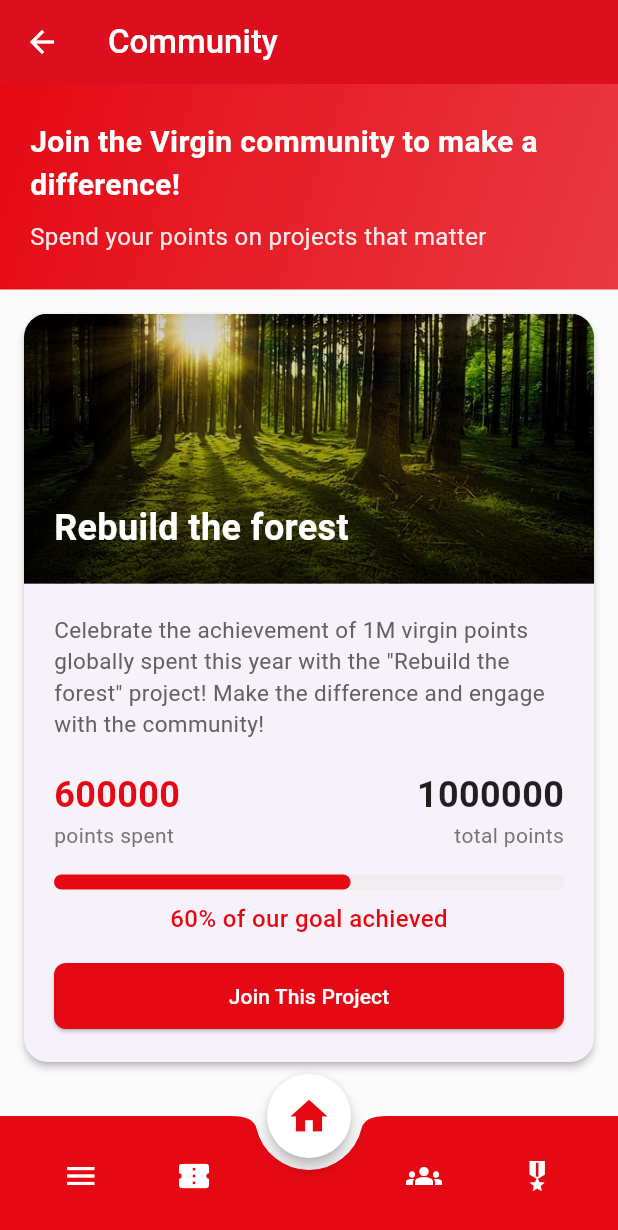
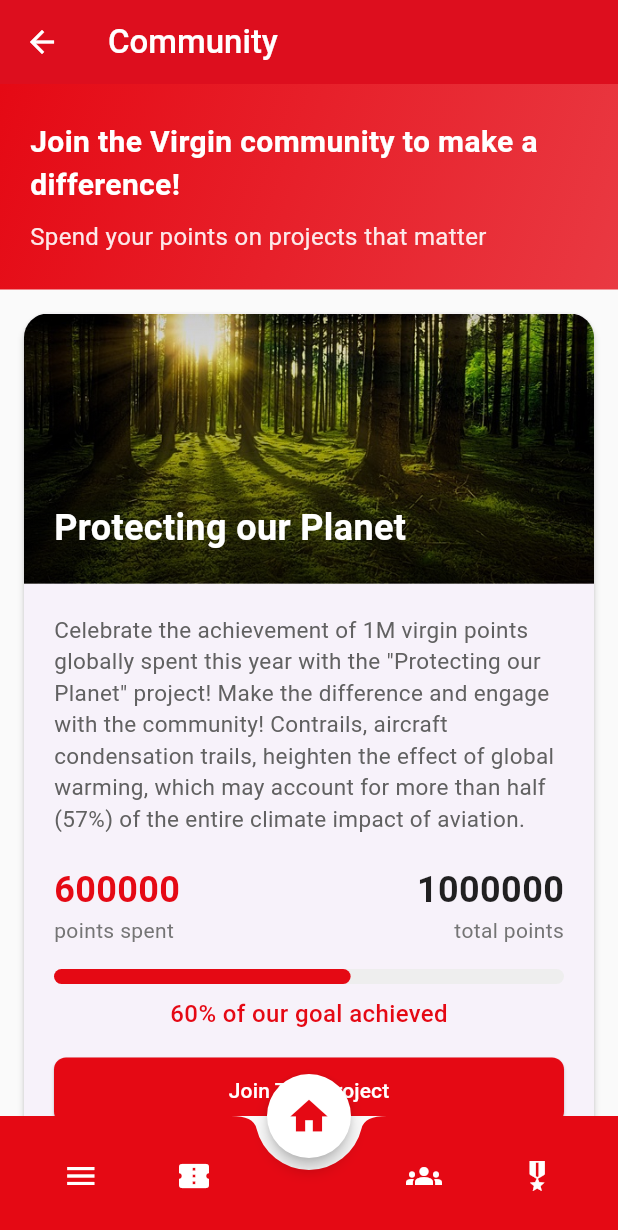
Before and after one commit to PulgaLuca/StartHack_Virgin_25, a Flutter app: the CommunityPage screen opened directly, on a phone screen of 412 x 824 dp. Shown: the top 1230 px of the screen. Run offline on Flutter 3.47's test engine with Material 3 defaults, Android fonts, the phone set to English and light mode, and no system bars; missing offline and left inert: mobile_scanner.

Commit message:
changed titles of project

```diff
--- a/virgin_app/lib/community_page.dart
+++ b/virgin_app/lib/community_page.dart
@@ -15,21 +15,20 @@
   final int totalPoints = 1000000; // Total community points
   final int spentPoints = 600000; // Points already spent
 
-  // List of projects to vote for - Testo abbreviato per Renewable Energy
   final List<VotingProject> votingProjects = [
     VotingProject(
-      title: 'Urban Garden Initiative',
-      description: 'Create green spaces in urban areas to promote sustainability.',
+      title: 'Youngest, Cleanest Fleet in the Sky',
+      description: 'The time for action against climate change is now. Virgin Atlantic are on a mission to achieve net-zero by 2050.',
       votes: 120,
     ),
     VotingProject(
-      title: 'Clean Water for All',
-      description: 'Provide clean drinking water to underserved communities.',
+      title: 'Pride \'n Purpose',
+      description: 'Many communities surrounding Ulusaba lack basic needs such as access to clean drinking water, basic healthcare, food, childcare, and job opportunities.',
       votes: 95,
     ),
     VotingProject(
-      title: 'Renewable Energy',
-      description: 'Install solar panels in rural areas for clean energy.',
+      title: 'Ocean Unite / ORRAA',
+      description: 'The dual crises of climate change and mass wildlife extinctions threaten to forever change our world. By 2050, over 570 low-lying coastal cities will face threats from sea level rise and an estimated 800 million people will be at risk to storm surge and flooding from extreme weather events. The currents that swirl around Antarctica transport essential nutrients to other ocean currents that feed the rest of the world’s ocean. This vitally important region is on the frontline of the climate crisis.',
       votes: 80,
     ),
   ];
@@ -279,7 +278,7 @@
               padding: EdgeInsets.all(20),
               alignment: Alignment.bottomLeft,
               child: Text(
-                'Rebuild the forest',
+                'Protecting our Planet',
                 style: TextStyle(
                   fontSize: 24,
                   fontWeight: FontWeight.bold,
@@ -295,7 +294,7 @@
               crossAxisAlignment: CrossAxisAlignment.start,
               children: [
                 Text(
-                  'Celebrate the achievement of 1M virgin points globally spent this year with the "Rebuild the forest" project! Make the difference and engage with the community!',
+                  'Celebrate the achievement of 1M virgin points globally spent this year with the "Protecting our Planet" project! Make the difference and engage with the community! Contrails, aircraft condensation trails, heighten the effect of global warming, which may account for more than half (57%) of the entire climate impact of aviation.',
                   style: TextStyle(
                     fontSize: 15,
                     color: Colors.grey[700],
@@ -498,9 +497,9 @@
   // Helper per ottenere icone diverse per ogni progetto
   IconData _getIconForProject(int index) {
     List<IconData> icons = [
+      Icons.airplanemode_active,
       Icons.nature_people,
       Icons.water_drop,
-      Icons.solar_power,
     ];
 
     return index < icons.length ? icons[index] : Icons.volunteer_activism;
```
